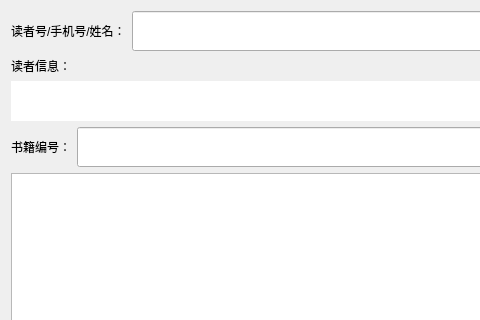
The window that src/BorrowBookForm.ui (zhiweij1/LibrarySystem) describes before a commit, drawn with Qt 5; both pictures show x 0 to 480 and y 0 to 320 of the 1070 by 820 pixel window.
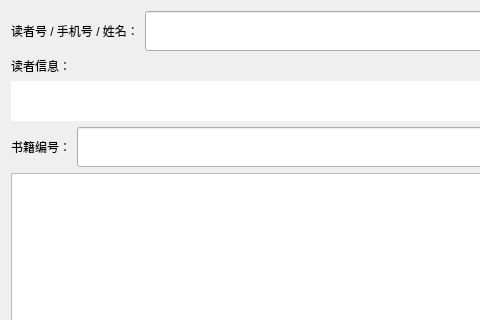
The same window after the commit.

Diff of the .ui file:
```diff
--- a/src/BorrowBookForm.ui
+++ b/src/BorrowBookForm.ui
@@ -25,7 +25,7 @@
         </size>
        </property>
        <property name="text">
-        <string>读者号/手机号/姓名：</string>
+        <string>读者号 / 手机号 / 姓名：</string>
        </property>
       </widget>
      </item>
```
